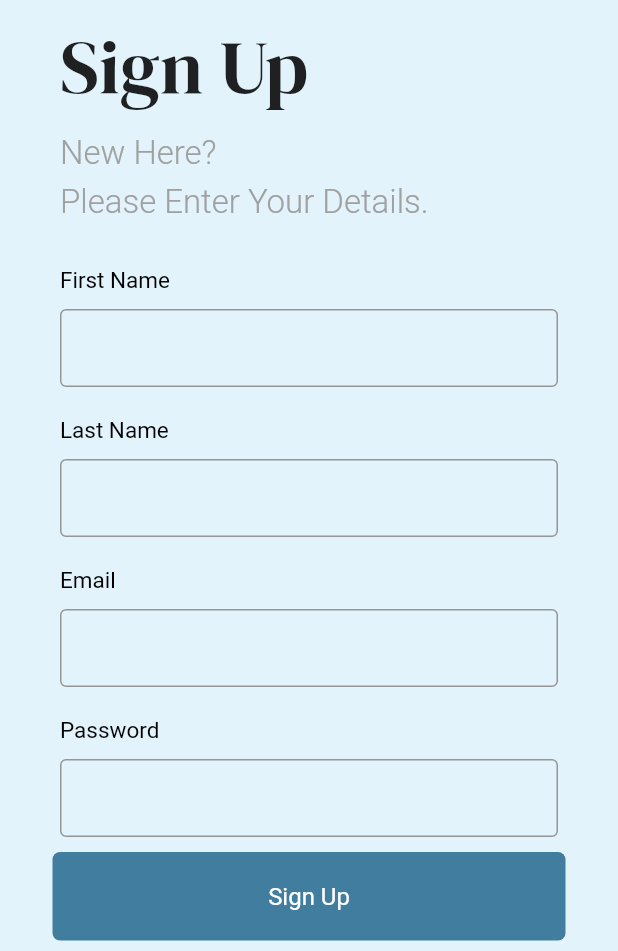
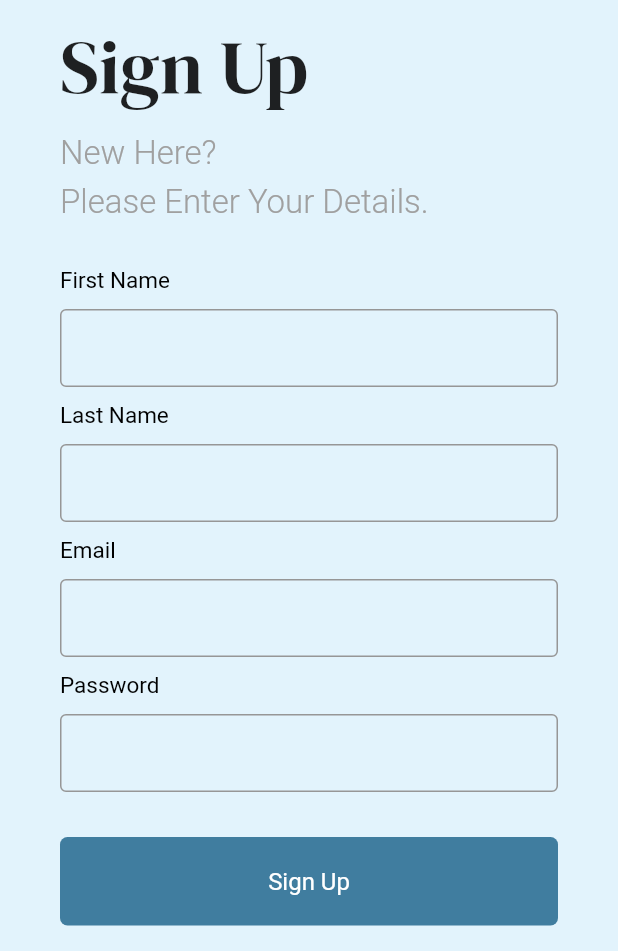
Before and after one commit to jasonmeme/StayBus, a Flutter app: the SignUpPage screen opened directly with empty values, on a phone screen of 412 x 824 dp, the part 285-1236 px from its top. Run offline on Flutter 3.47's test engine with Material 2 defaults, Android fonts, the phone set to English and light mode, and no system bars; our stand-ins replace firebase_auth, firebase_core, lottie; accounts and stored records are empty; network calls fail.

Commit message:
made button line up

```diff
--- a/stay_bus/lib/components/button.dart
+++ b/stay_bus/lib/components/button.dart
@@ -11,7 +11,7 @@ class MyButton extends StatelessWidget {
       onTap: onTap,
       child: Container(
         padding: const EdgeInsets.all(20),
-        margin: const EdgeInsets.symmetric(horizontal: 15),
+        margin: const EdgeInsets.symmetric(horizontal: 20),
         decoration: BoxDecoration(
             color: Color(0xFF407D9F), borderRadius: BorderRadius.circular(5)),
         child: Center(
--- a/stay_bus/lib/pages/login_page.dart
+++ b/stay_bus/lib/pages/login_page.dart
@@ -212,7 +212,7 @@ class _LogInPageState extends State<LogInPage> {
                       ),
                     ),
                     Container(
-                      margin: const EdgeInsets.only(top: 10),
+                      margin: const EdgeInsets.only(top: 30),
                       child: MyButton(
                         buttonText: "Login",
                         onTap: signInWithEmailAndPassword,
--- a/stay_bus/lib/pages/signup_page.dart
+++ b/stay_bus/lib/pages/signup_page.dart
@@ -163,7 +163,7 @@ class SignUpPageState extends State<SignUpPage> {
                       ),
                     ),
                     Container(
-                      margin: const EdgeInsets.only(left: 20, top: 20),
+                      margin: const EdgeInsets.only(left: 20, top: 10),
                       child: const Text(
                         'Last Name',
                         style: TextStyle(
@@ -183,7 +183,7 @@ class SignUpPageState extends State<SignUpPage> {
                       ),
                     ),
                     Container(
-                      margin: const EdgeInsets.only(left: 20, top: 20),
+                      margin: const EdgeInsets.only(left: 20, top: 10),
                       child: const Text(
                         'Email',
                         style: TextStyle(
@@ -203,7 +203,7 @@ class SignUpPageState extends State<SignUpPage> {
                       ),
                     ),
                     Container(
-                      margin: const EdgeInsets.only(left: 20, top: 20),
+                      margin: const EdgeInsets.only(left: 20, top: 10),
                       child: const Text(
                         'Password',
                         style: TextStyle(
@@ -223,7 +223,7 @@ class SignUpPageState extends State<SignUpPage> {
                       ),
                     ),
                     Container(
-                      margin: const EdgeInsets.only(top: 10),
+                      margin: const EdgeInsets.only(top: 30),
                       child: MyButton(
                         buttonText: "Sign Up",
                         onTap: createUserWithEmailAndPassword,
```
